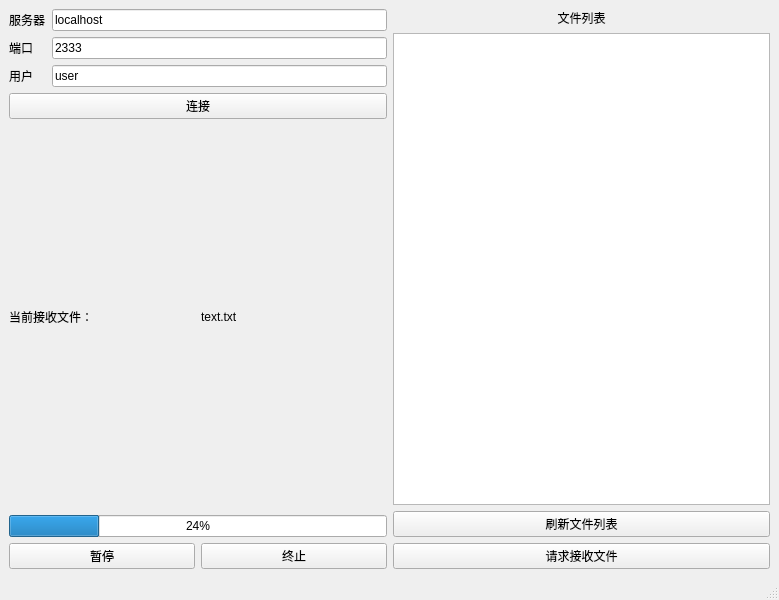
Qt form mainwindow.ui (ztmail723/ComputerNetworkProject-Client) before a commit.
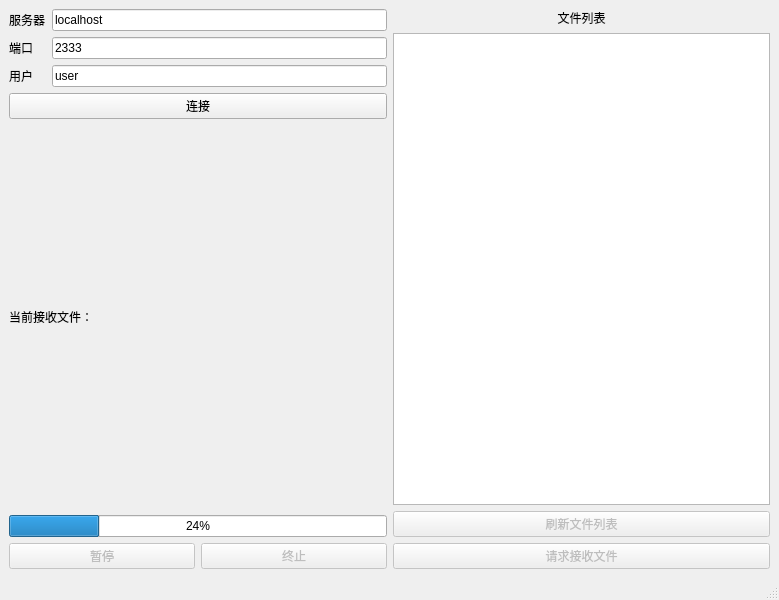
The same form after that commit.

Commit message: 设置UI的默认属性

Patch:
```diff
--- a/mainwindow.ui
+++ b/mainwindow.ui
@@ -34,19 +34,28 @@
       <item row="0" column="1">
        <widget class="QLabel" name="label_nowfile">
         <property name="text">
-         <string>text.txt</string>
+         <string/>
         </property>
        </widget>
       </item>
       <item row="2" column="0">
        <widget class="QPushButton" name="pushButton_suspend">
+        <property name="enabled">
+         <bool>false</bool>
+        </property>
         <property name="text">
          <string>暂停</string>
         </property>
+        <property name="checkable">
+         <bool>false</bool>
+        </property>
        </widget>
       </item>
       <item row="2" column="1">
        <widget class="QPushButton" name="pushButton_terminate">
+        <property name="enabled">
+         <bool>false</bool>
+        </property>
         <property name="text">
          <string>终止</string>
         </property>
@@ -124,6 +133,9 @@
       </item>
       <item>
        <widget class="QPushButton" name="pushButton_refresh">
+        <property name="enabled">
+         <bool>false</bool>
+        </property>
         <property name="text">
          <string>刷新文件列表</string>
         </property>
@@ -131,6 +143,9 @@
       </item>
       <item>
        <widget class="QPushButton" name="pushButton_receiveReq">
+        <property name="enabled">
+         <bool>false</bool>
+        </property>
         <property name="text">
          <string>请求接收文件</string>
         </property>
```
